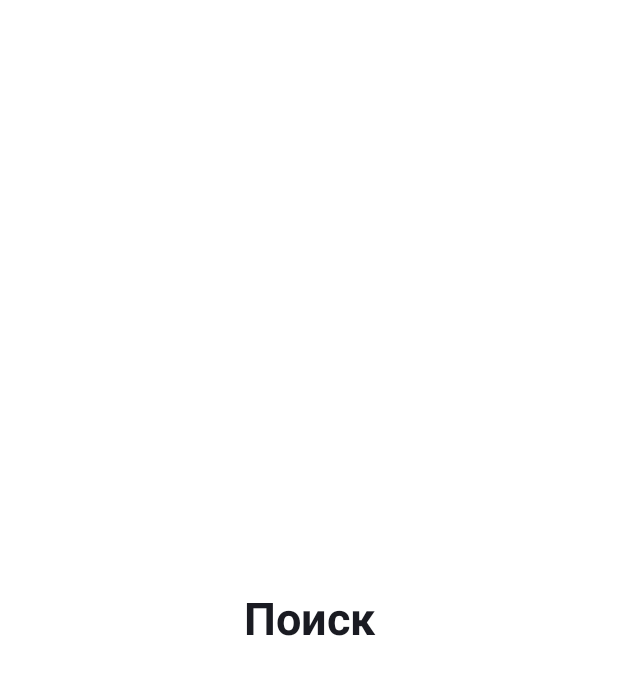
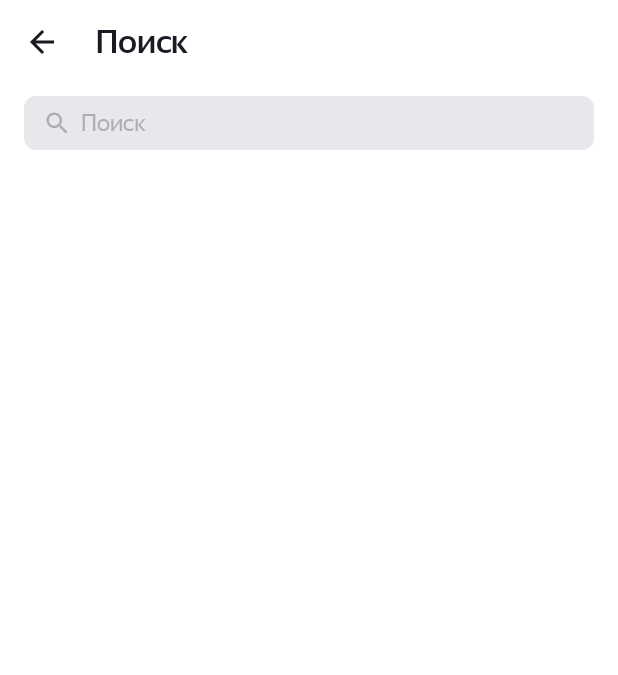
Before and after one commit to nemislimus/Playlist_Maker, an Android app: the SearchActivity screen opened directly, with no data from a screen before it, on a phone screen of 412 x 824 dp. Shown: the top 675 px of the screen. Run offline under Robolectric (Android 15) with nearby library versions, the phone set to English and light mode, and no system bars.

Commit message:
Доработал styles и themes Вёрстка и поисковая строка экрана "Поиск"

```diff
--- a/app/src/main/java/com/practicum/playlistmaker/SearchActivity.kt
+++ b/app/src/main/java/com/practicum/playlistmaker/SearchActivity.kt
@@ -1,11 +1,85 @@
 package com.practicum.playlistmaker
 
+import android.content.Context
 import androidx.appcompat.app.AppCompatActivity
 import android.os.Bundle
+import android.text.Editable
+import android.text.TextWatcher
+import android.view.View
+import android.view.inputmethod.InputMethodManager
+import android.widget.Button
+import android.widget.EditText
+import android.widget.ImageView
+import android.widget.Toast
 
 class SearchActivity : AppCompatActivity() {
+
+    private var searchBarTextValue: String? = null  // сюда будем записывать текст из поисковой строки
+    private lateinit var searchBar: EditText
+
     override fun onCreate(savedInstanceState: Bundle?) {
         super.onCreate(savedInstanceState)
         setContentView(R.layout.activity_search)
+
+        val outOfSearchButton = findViewById<Button>(R.id.outOfSearchButton)
+        searchBar = findViewById(R.id.searchBarEditText)
+        val searchBarClearButton = findViewById<ImageView>(R.id.searchBarClearIcon)
+
+        //Выход с экрана поиска
+        outOfSearchButton.setOnClickListener {
+            finish()
+        }
+
+        // Очищаем строку поиска и убираем клавуатуру
+        searchBarClearButton.setOnClickListener {
+            searchBar.setText("")
+
+            val inputMethodManager = getSystemService(Context.INPUT_METHOD_SERVICE) as? InputMethodManager
+            inputMethodManager?.hideSoftInputFromWindow(searchBar.windowToken, 0)
+        }
+
+        // Переопределяем TextWatcher
+        val searchBarTextWatcher = object : TextWatcher {
+            override fun beforeTextChanged(s: CharSequence?, start: Int, count: Int, after: Int) {
+            }
+
+            override fun onTextChanged(s: CharSequence?, start: Int, before: Int, count: Int) {
+            }
+
+            override fun afterTextChanged(s: Editable?) {
+                if (s.isNullOrEmpty())
+                    Toast.makeText(this@SearchActivity, "Строка поиска пуста", Toast.LENGTH_SHORT).show()
+
+                searchBarClearButton.visibility = clearSearchBarButtonVisibility(s)
+
+                searchBarTextValue = s.toString()
+            }
+        }
+
+        searchBar.addTextChangedListener(searchBarTextWatcher)
+    }
+
+    // Видимость "крестика" для очистки строки поиска
+    private fun clearSearchBarButtonVisibility(s: CharSequence?): Int {
+        return if (s.isNullOrEmpty()) {
+            View.GONE
+        } else {
+            View.VISIBLE
+        }
+    }
+
+    override fun onSaveInstanceState(outState: Bundle) {
+        super.onSaveInstanceState(outState)
+        outState.putString(EDIT_TEXT_VALUE, searchBarTextValue)
+    }
+
+    override fun onRestoreInstanceState(savedInstanceState: Bundle) {
+        super.onRestoreInstanceState(savedInstanceState)
+        searchBarTextValue = savedInstanceState.getString(EDIT_TEXT_VALUE)
+        searchBar.setText(searchBarTextValue)
+    }
+
+    companion object {
+        const val EDIT_TEXT_VALUE = "EDIT_TEXT_VALUE"
     }
 }
--- a/app/src/main/java/com/practicum/playlistmaker/SettingsActivity.kt
+++ b/app/src/main/java/com/practicum/playlistmaker/SettingsActivity.kt
@@ -27,16 +27,16 @@ class SettingsActivity : AppCompatActivity() {
             finish()
         }
 
-        // Просто по приколу для себя поискал и описал переключатель темы
-        switchTheme.setOnCheckedChangeListener { _, isChecked ->
-
-            if (isChecked) {
-                AppCompatDelegate.setDefaultNightMode(AppCompatDelegate.MODE_NIGHT_YES)
-            } else {
-                AppCompatDelegate.setDefaultNightMode(AppCompatDelegate.MODE_NIGHT_NO)
-            }
-            recreate()
-        }
+//        // Просто по приколу для себя поискал и описал переключатель темы
+//        switchTheme.setOnCheckedChangeListener { _, isChecked ->
+//
+//            if (isChecked) {
+//                AppCompatDelegate.setDefaultNightMode(AppCompatDelegate.MODE_NIGHT_YES)
+//            } else {
+//                AppCompatDelegate.setDefaultNightMode(AppCompatDelegate.MODE_NIGHT_NO)
+//            }
+//            recreate()
+//        }
 
         // Шарим ссылку во все возможные приложения
         shareButton.setOnClickListener {
--- /dev/null
+++ b/app/src/main/res/drawable/ic_clear_16.xml
@@ -0,0 +1,9 @@
+<vector xmlns:android="http://schemas.android.com/apk/res/android"
+    android:width="16dp"
+    android:height="16dp"
+    android:viewportWidth="16"
+    android:viewportHeight="16">
+  <path
+      android:pathData="M14,3.209L12.791,2L8,6.791L3.209,2L2,3.209L6.791,8L2,12.791L3.209,14L8,9.209L12.791,14L14,12.791L9.209,8L14,3.209Z"
+      android:fillColor="#AEAFB4"/>
+</vector>
--- /dev/null
+++ b/app/src/main/res/drawable/ic_search_16.xml
@@ -0,0 +1,9 @@
+<vector xmlns:android="http://schemas.android.com/apk/res/android"
+    android:width="16dp"
+    android:height="16dp"
+    android:viewportWidth="16"
+    android:viewportHeight="16">
+  <path
+      android:pathData="M11.006,9.805H10.373L10.149,9.589C10.934,8.676 11.406,7.492 11.406,6.203C11.406,3.329 9.077,1 6.203,1C3.329,1 1,3.329 1,6.203C1,9.077 3.329,11.406 6.203,11.406C7.492,11.406 8.676,10.934 9.589,10.149L9.805,10.373V11.006L13.807,15L15,13.807L11.006,9.805ZM6.203,9.805C4.21,9.805 2.601,8.196 2.601,6.203C2.601,4.21 4.21,2.601 6.203,2.601C8.196,2.601 9.805,4.21 9.805,6.203C9.805,8.196 8.196,9.805 6.203,9.805Z"
+      android:fillColor="#1A1B22"/>
+</vector>
--- /dev/null
+++ b/app/src/main/res/drawable/search_background.xml
@@ -0,0 +1,9 @@
+<?xml version="1.0" encoding="utf-8"?>
+<shape xmlns:android="http://schemas.android.com/apk/res/android"
+    android:shape="rectangle">
+
+    <solid android:color="@color/white"/>
+    <corners android:radius="8dp"/>
+    <size android:height="36dp" />
+
+</shape>
--- /dev/null
+++ b/app/src/main/res/drawable/search_bar_cursor.xml
@@ -0,0 +1,9 @@
+<?xml version="1.0" encoding="utf-8"?>
+<shape xmlns:android="http://schemas.android.com/apk/res/android"
+    android:shape="rectangle">
+
+    <solid android:color="@color/blue"/>
+    <corners android:radius="1dp"/>
+    <size android:height="22dp" android:width="2dp"/>
+
+</shape>
--- a/app/src/main/res/layout/activity_main.xml
+++ b/app/src/main/res/layout/activity_main.xml
@@ -12,7 +12,7 @@
         style="@style/MainScreenButtons"
         android:layout_marginTop="40dp"
         android:text="@string/main_search"
-        app:icon="@drawable/ic_search" />
+        app:icon="@drawable/ic_search_24" />
 
     <Button
         android:id="@+id/mediaButton"
--- a/app/src/main/res/layout/activity_search.xml
+++ b/app/src/main/res/layout/activity_search.xml
@@ -1,20 +1,39 @@
 <?xml version="1.0" encoding="utf-8"?>
-<FrameLayout xmlns:android="http://schemas.android.com/apk/res/android"
+<LinearLayout xmlns:android="http://schemas.android.com/apk/res/android"
+    xmlns:app="http://schemas.android.com/apk/res-auto"
     xmlns:tools="http://schemas.android.com/tools"
-    android:layout_width="match_parent"
-    android:layout_height="match_parent"
-    android:background="@color/white"
+    style="@style/SettingsScreenLayout"
+    android:orientation="vertical"
     tools:context=".SearchActivity">
 
-    <TextView
-        android:id="@+id/message"
-        android:layout_width="match_parent"
-        android:layout_height="wrap_content"
-        android:layout_gravity="center"
-        android:gravity="center"
+    <Button
+        android:id="@+id/outOfSearchButton"
+        style="@style/SettingScreenButtonOrigin.OutOfSettingsButton"
+        android:layout_marginBottom="8dp"
         android:text="@string/main_search"
-        android:textStyle="bold"
-        android:textSize="30sp"
-        android:textColor="@color/dark"/>
+        app:icon="@drawable/ic_arrow_back" />
 
-</FrameLayout>
+    <LinearLayout
+        android:id="@+id/searchBar"
+        style="@style/SearchBarContainer.theme">
+
+        <ImageView
+            android:id="@+id/zoomSearchBarIcon"
+            android:src="@drawable/ic_search_16"
+            android:paddingStart="@dimen/search_bar_side_padding"
+            style="@style/SearchIcons.theme"/>
+
+    <EditText
+        android:id="@+id/searchBarEditText"
+        style="@style/SearchEditText.theme"/>
+
+        <ImageView
+            android:id="@+id/searchBarClearIcon"
+            android:src="@drawable/ic_clear_16"
+            android:visibility="gone"
+            android:paddingEnd="@dimen/search_bar_side_padding"
+            style="@style/SearchIcons.theme"/>
+
+    </LinearLayout>
+
+</LinearLayout>
--- a/app/src/main/res/layout/activity_settings.xml
+++ b/app/src/main/res/layout/activity_settings.xml
@@ -14,7 +14,7 @@
 
     <Switch
         android:id="@+id/switchTheme"
-        style="@style/SettingsScreenSwitch"
+        style="@style/SettingsScreenSwitch.theme"
         android:text="@string/settings_darkTheme"
         tools:ignore="UseSwitchCompatOrMaterialXml" />
 
--- a/app/src/main/res/values-night/styles.xml
+++ b/app/src/main/res/values-night/styles.xml
@@ -1,19 +1,4 @@
 <?xml version="1.0" encoding="utf-8"?>
 <resources>
 
-    <style name="SettingsScreenSwitch">
-        <item name="android:checked">true</item>
-        <item name="android:textSize">@dimen/settings_menu_text_size</item>
-        <item name="android:textColor">?attr/colorSecondaryVariant</item>
-        <item name="android:textAlignment">viewStart</item>
-        <item name="android:textFontWeight">400</item>
-        <item name="android:layout_height">60dp</item>
-        <item name="android:layout_width">match_parent</item>
-        <item name="switchPadding">0dp</item>
-        <item name="android:letterSpacing">0</item>
-        <item name="android:fontFamily">@font/ys_display_regular</item>
-        <item name="android:thumbTint">?attr/colorOnSecondaryFixed</item>
-        <item name="android:trackTint">?attr/colorSecondaryFixed</item>
-    </style>
-
 </resources>
--- a/app/src/main/res/values-night/themes.xml
+++ b/app/src/main/res/values-night/themes.xml
@@ -10,7 +10,25 @@
         <item name="colorSecondary">@color/dark</item>
         <item name="colorSecondaryVariant">@color/white</item>
         <item name="colorOnSecondary">@color/white</item>
-        <item name="colorSecondaryFixed">@color/blue_pale</item>
-        <item name="colorOnSecondaryFixed">@color/blue</item>
     </style>
+
+    <style name="SettingsScreenSwitch.theme">
+        <item name="android:checked">true</item>
+        <item name="android:thumbTint">@color/blue</item>
+        <item name="android:trackTint">@color/blue_pale</item>
+        <item name="android:textColor">@color/white</item>
+    </style>
+
+    <style name="SearchIcons.theme">
+        <item name="tint">@color/dark</item>
+    </style>
+
+    <style name="SearchEditText.theme">
+        <item name="android:textColorHint">@color/dark</item>
+    </style>
+
+    <style name="SearchBarContainer.theme">
+        <item name="android:backgroundTint">@color/white</item>
+    </style>
+
 </resources>
--- a/app/src/main/res/values/dimens.xml
+++ b/app/src/main/res/values/dimens.xml
@@ -3,4 +3,7 @@
     <dimen name="main_screen_text_size">22sp</dimen>
     <dimen name="settings_menu_text_size">16sp</dimen>
     <dimen name="button_classic_radius">16dp</dimen>
+    <dimen name="search_bar_side_padding">14dp</dimen>
+    <dimen name="search_bar_icon_padding">8dp</dimen>
+    <dimen name="search_bar_height">36dp</dimen>
 </resources>
--- a/app/src/main/res/values/styles.xml
+++ b/app/src/main/res/values/styles.xml
@@ -58,7 +58,6 @@
         <item name="android:textAllCaps">false</item>
         <item name="android:foreground">?attr/selectableItemBackground</item>
         <item name="android:letterSpacing">0</item>
-
         <item name="android:textSize">@dimen/settings_menu_text_size</item>
         <item name="android:layout_height">60dp</item>
         <item name="iconTint">?attr/colorOnSecondary</item>
@@ -76,9 +75,7 @@
     </style>
 
     <style name="SettingsScreenSwitch">
-        <item name="android:checked">false</item>
         <item name="android:textSize">@dimen/settings_menu_text_size</item>
-        <item name="android:textColor">?attr/colorSecondaryVariant</item>
         <item name="android:textAlignment">viewStart</item>
         <item name="android:textFontWeight">400</item>
         <item name="android:layout_height">60dp</item>
@@ -86,8 +83,6 @@
         <item name="switchPadding">0dp</item>
         <item name="android:letterSpacing">0</item>
         <item name="android:fontFamily">@font/ys_display_regular</item>
-        <item name="android:thumbTint">?attr/colorOnSecondaryFixed</item>
-        <item name="android:trackTint">?attr/colorSecondaryFixed</item>
     </style>
 
 
@@ -104,9 +99,42 @@
         <item name="android:layout_height">match_parent</item>
         <item name="android:orientation">vertical</item>
         <item name="android:paddingStart">16dp</item>
-        <item name="android:paddingEnd">12dp</item>
+        <item name="android:paddingEnd">16dp</item>
         <item name="android:background">?attr/colorSecondary</item>
     </style>
 
+<!--    ////Стили для строки поиска-->
+
+    <style name="SearchIcons">
+        <item name="android:layout_width">wrap_content</item>
+        <item name="android:layout_height">wrap_content</item>
+        <item name="android:layout_gravity">center</item>
+        <item name="android:visibility">visible</item>
+    </style>
+
+    <style name="SearchEditText">
+        <item name="android:layout_width">0dp</item>
+        <item name="android:layout_height">@dimen/search_bar_height</item>
+        <item name="android:layout_weight">1</item>
+        <item name="android:gravity">center_vertical</item>
+        <item name="android:background">@null</item>
+        <item name="android:fontFamily">@font/ys_display_regular</item>
+        <item name="android:hint">@string/main_search</item>
+        <item name="android:inputType">text</item>
+        <item name="android:maxLines">1</item>
+        <item name="android:paddingStart">@dimen/search_bar_icon_padding</item>
+        <item name="android:paddingEnd">@dimen/search_bar_icon_padding</item>
+        <item name="android:textCursorDrawable">@drawable/search_bar_cursor</item>
+        <item name="android:textSize">@dimen/settings_menu_text_size</item>
+        <item name="android:textColor">@color/dark</item>
+    </style>
+
+    <style name="SearchBarContainer">
+        <item name="android:layout_width">match_parent</item>
+        <item name="android:layout_height">wrap_content</item>
+        <item name="android:orientation">horizontal</item>
+        <item name="android:gravity">center</item>
+        <item name="android:background">@drawable/search_background</item>
+    </style>
 
 </resources>
--- a/app/src/main/res/values/themes.xml
+++ b/app/src/main/res/values/themes.xml
@@ -10,10 +10,27 @@
         <item name="colorSecondary">@color/white</item>
         <item name="colorSecondaryVariant">@color/dark</item>
         <item name="colorOnSecondary">@color/grey</item>
-        <item name="colorSecondaryFixed">@color/grey_pale</item>
-        <item name="colorOnSecondaryFixed">@color/grey</item>
     </style>
 
     <style name="Theme.PlaylistMaker" parent="Base.Theme.PlaylistMaker" />
 
+    <style name="SettingsScreenSwitch.theme">
+        <item name="android:checked">false</item>
+        <item name="android:thumbTint">@color/grey</item>
+        <item name="android:trackTint">@color/grey_pale</item>
+        <item name="android:textColor">@color/dark</item>
+    </style>
+
+    <style name="SearchIcons.theme">
+        <item name="tint">@color/grey</item>
+    </style>
+
+    <style name="SearchEditText.theme">
+        <item name="android:textColorHint">@color/grey</item>
+    </style>
+
+    <style name="SearchBarContainer.theme">
+        <item name="android:backgroundTint">@color/grey_pale</item>
+    </style>
+
 </resources>
```
Also changed, not shown: app/src/main/res/drawable/ic_search_24.xml (renamed from app/src/main/res/drawable/ic_search.xml), app/src/main/res/font/ys_display_regular.ttf (added), 1 other file.
